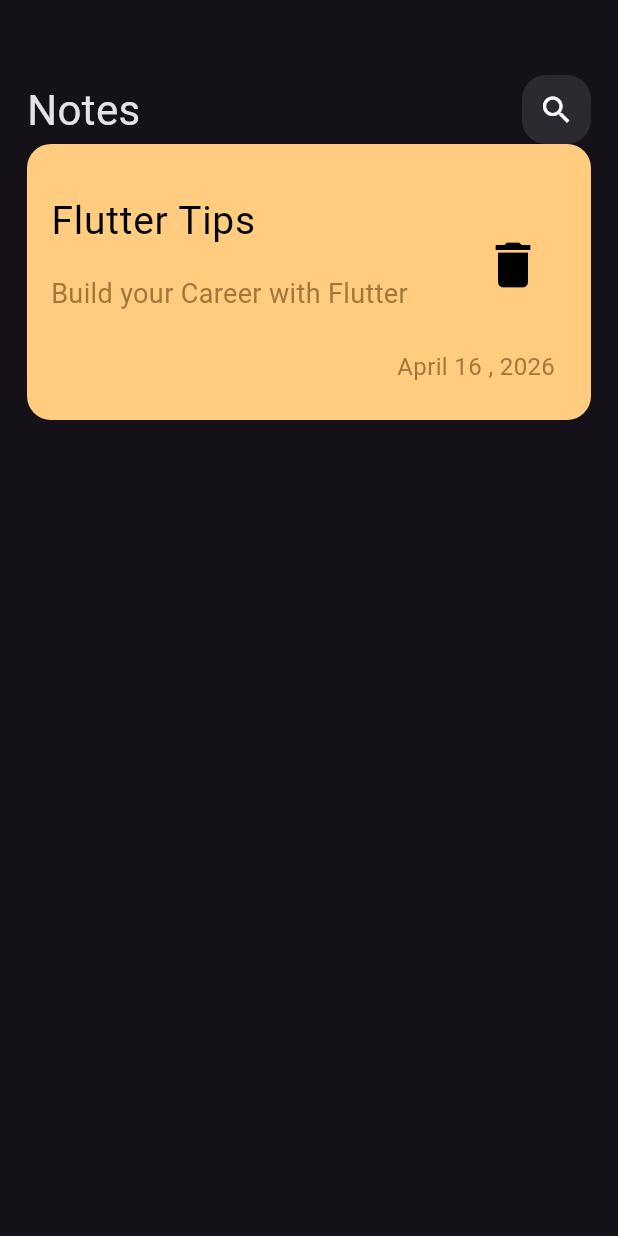
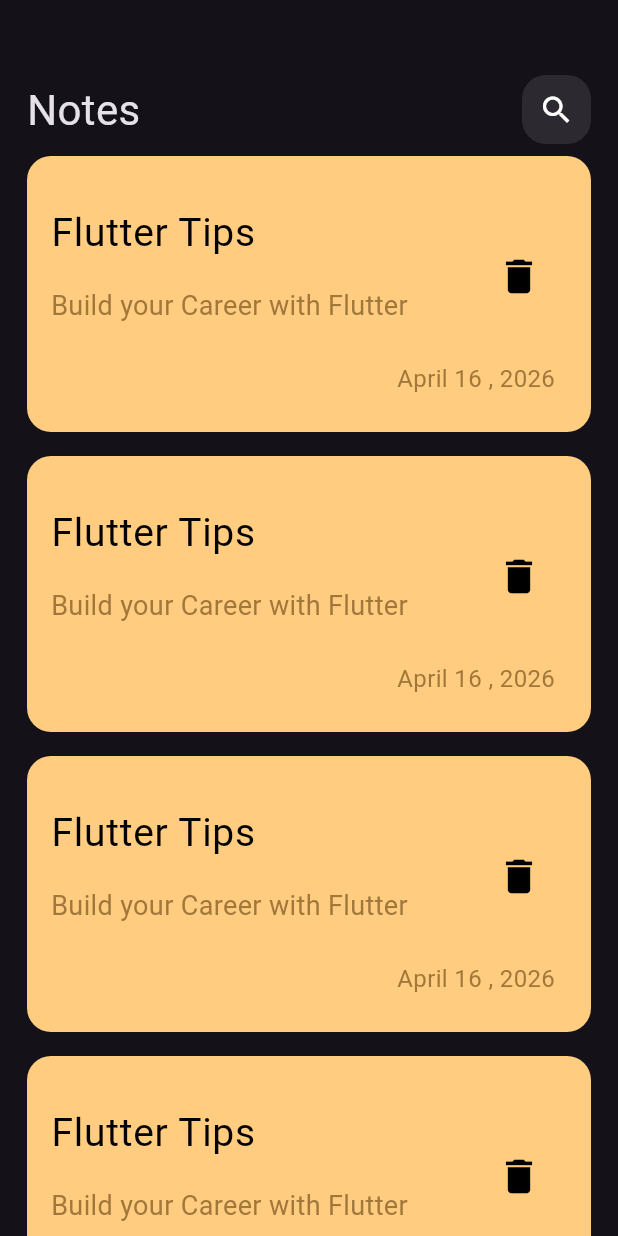
Before and after one commit to Osamah-Bawazir/note-app-flutter, a Flutter app: the screen it shows after launch, on a phone screen of 412 x 824 dp. Run offline on Flutter 3.47's test engine with Material 3 defaults, Android fonts, the phone set to English and light mode, and no system bars.

Commit message:
Create Notes List View

```diff
--- a/lib/widgets/custom_note_item.dart
+++ b/lib/widgets/custom_note_item.dart
@@ -6,6 +6,7 @@ class NoteItem extends StatelessWidget {
   @override
   Widget build(BuildContext context) {
     return Container(
+      margin: EdgeInsets.symmetric(vertical: 8),
       // width: 330,
       // height: 180,
       padding: EdgeInsets.only(top: 24, bottom: 24),
@@ -33,7 +34,7 @@ class NoteItem extends StatelessWidget {
             ),
             trailing: IconButton(
               onPressed: () {},
-              icon: Icon(Icons.delete, color: Colors.black, size: 40),
+              icon: Icon(Icons.delete, color: Colors.black, size: 30),
             ),
           ),
           Padding(
--- /dev/null
+++ b/lib/widgets/notes_list_view.dart
@@ -0,0 +1,15 @@
+import 'package:flutter/material.dart';
+import 'package:note_app/widgets/custom_note_item.dart';
+
+class NoteListView extends StatelessWidget {
+  const NoteListView({super.key});
+
+  @override
+  Widget build(BuildContext context) {
+    return ListView.builder(
+      itemBuilder: (context, index) {
+        return const NoteItem();
+      },
+    );
+  }
+}
--- a/lib/widgets/notes_view_body.dart
+++ b/lib/widgets/notes_view_body.dart
@@ -1,6 +1,7 @@
 import 'package:flutter/material.dart';
 import 'package:note_app/widgets/custom_app_bar.dart';
 import 'package:note_app/widgets/custom_note_item.dart';
+import 'package:note_app/widgets/notes_list_view.dart';
 
 class NotesViewBody extends StatelessWidget {
   const NotesViewBody({super.key});
@@ -10,7 +11,12 @@ class NotesViewBody extends StatelessWidget {
     return Padding(
       padding: const EdgeInsets.symmetric(horizontal: 18),
       child: Column(
-        children: const [SizedBox(height: 50), CustomAppBar(), NoteItem()],
+        children: const [SizedBox(height: 50),
+        CustomAppBar(),
+        Expanded(
+          child: NoteListView(),
+        ),
+        ],
       ),
     );
   }
```
